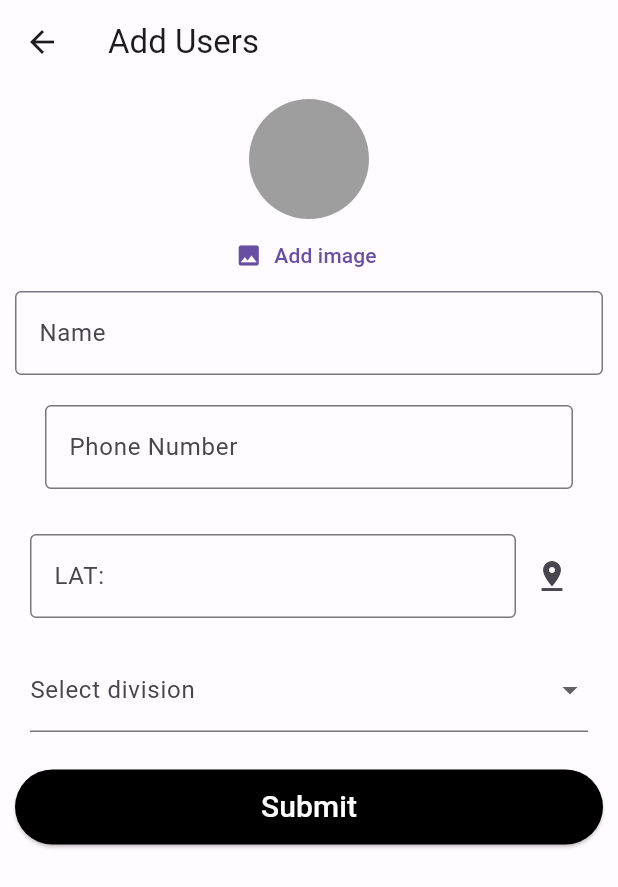
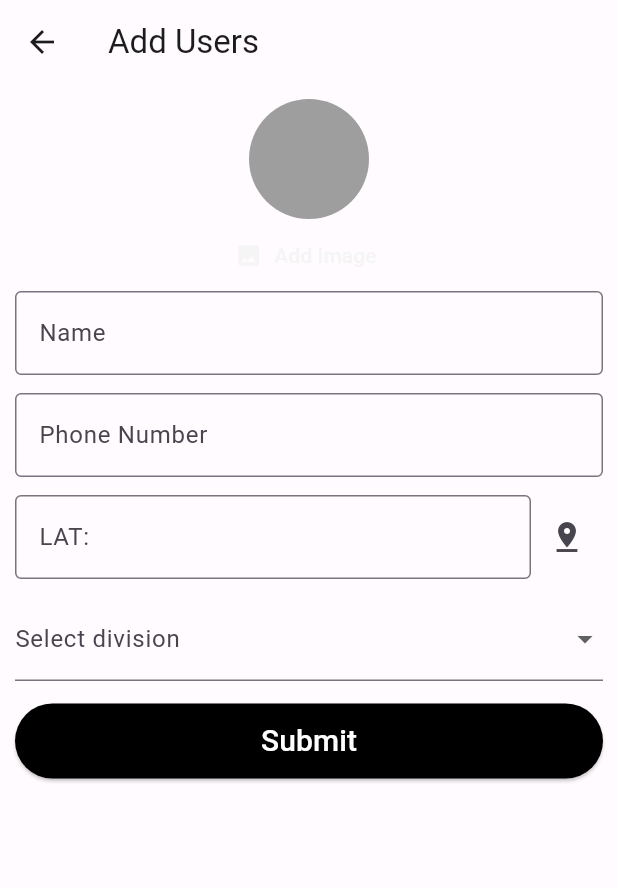
Before and after one commit to ArunKuleri/getx, a Flutter app: the Adduser screen opened by its route, on a phone screen of 412 x 824 dp. Shown: the top 887 px of the screen. Run offline on Flutter 3.47's test engine with Material 2 defaults, Android fonts, the phone set to English and light mode, and no system bars; our stand-ins replace cloud_firestore, country_picker, firebase_auth, firebase_core, geocoding, geolocator and 4 more; accounts and stored records are empty.

Commit message:
design changes have been made

```diff
--- a/lib/utils/custom_themes.dart
+++ b/lib/utils/custom_themes.dart
@@ -10,9 +10,9 @@ class CustomThemes {
 
 const lightColorScheme = ColorScheme(
   brightness: Brightness.light,
-  primary: Color(0xFF6750A4),
-  onPrimary: Color(0xFFFFFFFF),
-  primaryContainer: Color(0xFFEADDFF),
+  primary: Color.fromARGB(255, 245, 245, 245),
+  onPrimary: Color.fromARGB(255, 0, 0, 0),
+  primaryContainer: Color.fromARGB(255, 96, 83, 155),
   onPrimaryContainer: Color(0xFF21005D),
   secondary: Color(0xFF625B71),
   onSecondary: Color(0xFFFFFFFF),
@@ -75,3 +75,13 @@ const darkColorScheme = ColorScheme(
   outlineVariant: Color(0xFF49454F),
   scrim: Color(0xFF000000),
 );
+final lightTheme = ThemeData(
+    colorScheme: lightColorScheme,
+    textTheme: const TextTheme(
+      bodyText1: TextStyle(color: Colors.black),
+      bodyText2: TextStyle(color: Colors.black),
+    ),
+    elevatedButtonTheme: ElevatedButtonThemeData(
+        style: ButtonStyle(
+            foregroundColor: MaterialStateProperty.all(Colors.black),
+            backgroundColor: MaterialStateProperty.all(Colors.white))));
--- a/lib/view/addStudent/add.dart
+++ b/lib/view/addStudent/add.dart
@@ -47,25 +47,37 @@ class Adduser extends StatelessWidget {
                 UserImagePicker(),
                 TextFormField(
                   controller: studentName,
+                  validator: (value) {
+                    if (value == null || value.isEmpty) {
+                      return "please enter a value";
+                    }
+                  },
                   decoration: const InputDecoration(
                       border: OutlineInputBorder(), label: Text("Name")),
                 ),
-                Padding(
-                  padding: const EdgeInsets.all(20.0),
-                  child: TextFormField(
+                const SizedBox(height: 12),
+                TextFormField(
                   controller: studentPhone,
+                  validator: (value) {
+                    if (value == null || value.isEmpty) {
+                      return "please enter a value";
+                    }
+                  },
                   keyboardType: TextInputType.number,
                   decoration: const InputDecoration(
                       border: OutlineInputBorder(),
                       label: Text("Phone Number")),
                 ),
-                ),
-                Padding(
-                  padding: const EdgeInsets.all(10.0),
-                  child: Row(children: [
+                const SizedBox(height: 12),
+                Row(children: [
                   Expanded(
                     child: TextFormField(
                       controller: placeLocation.studentPhone,
+                      validator: (value) {
+                        if (value == null || value.isEmpty) {
+                          return "please enter a value";
+                        }
+                      },
                       keyboardType: TextInputType.number,
                       decoration: InputDecoration(
                         border: OutlineInputBorder(),
@@ -82,10 +94,8 @@ class Adduser extends StatelessWidget {
                     icon: const Icon(Icons.pin_drop),
                   )
                 ]),
-                ),
-                Padding(
-                  padding: const EdgeInsets.all(10.0),
-                  child: DropdownButtonFormField(
+                const SizedBox(height: 12),
+                DropdownButtonFormField(
                     decoration:
                         const InputDecoration(label: Text("Select division")),
                     items: division
@@ -97,13 +107,12 @@ class Adduser extends StatelessWidget {
                     onChanged: (String? newValue) {
                       selecteddivision = newValue;
                     }),
-                ),
                 const SizedBox(
                   height: 15,
                 ),
                 ElevatedButton(
                   onPressed: () {
-                    addStudent();
+                    if (formKey.currentState!.validate()) addStudent();
                     formKey.currentState!.reset();
 
                     Get.back();
```
Also changed, not shown: lib/view/addStudent/edit_student.dart (+29 -11 lines). Lines whose indentation alone changed are shown as unchanged.
